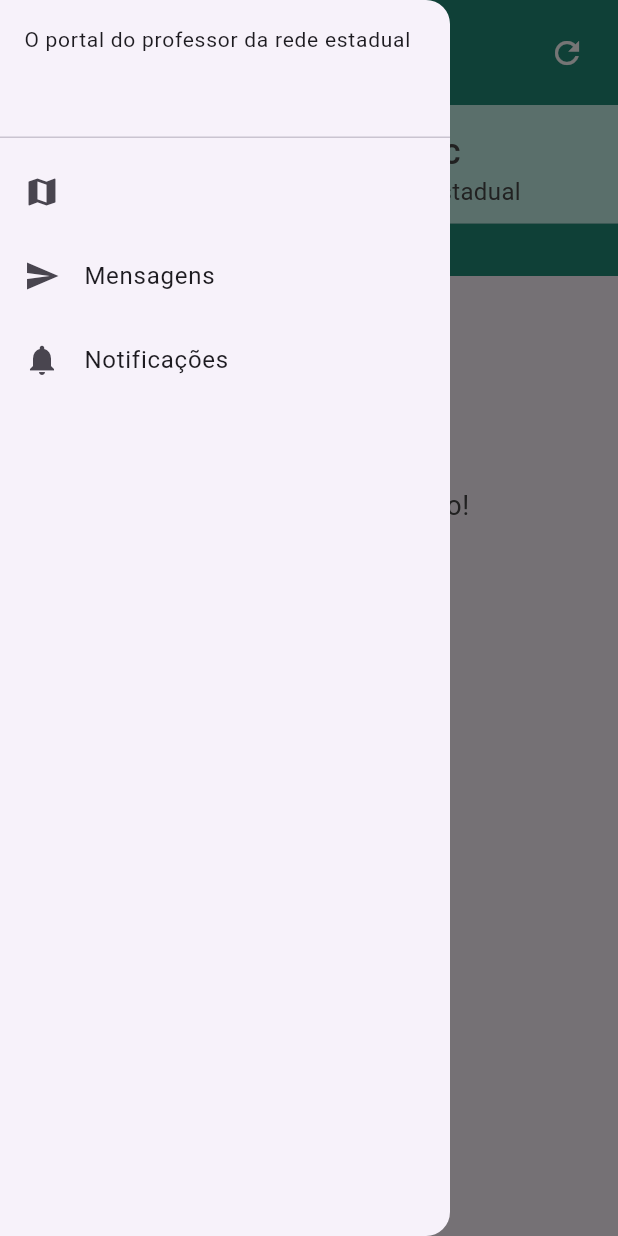
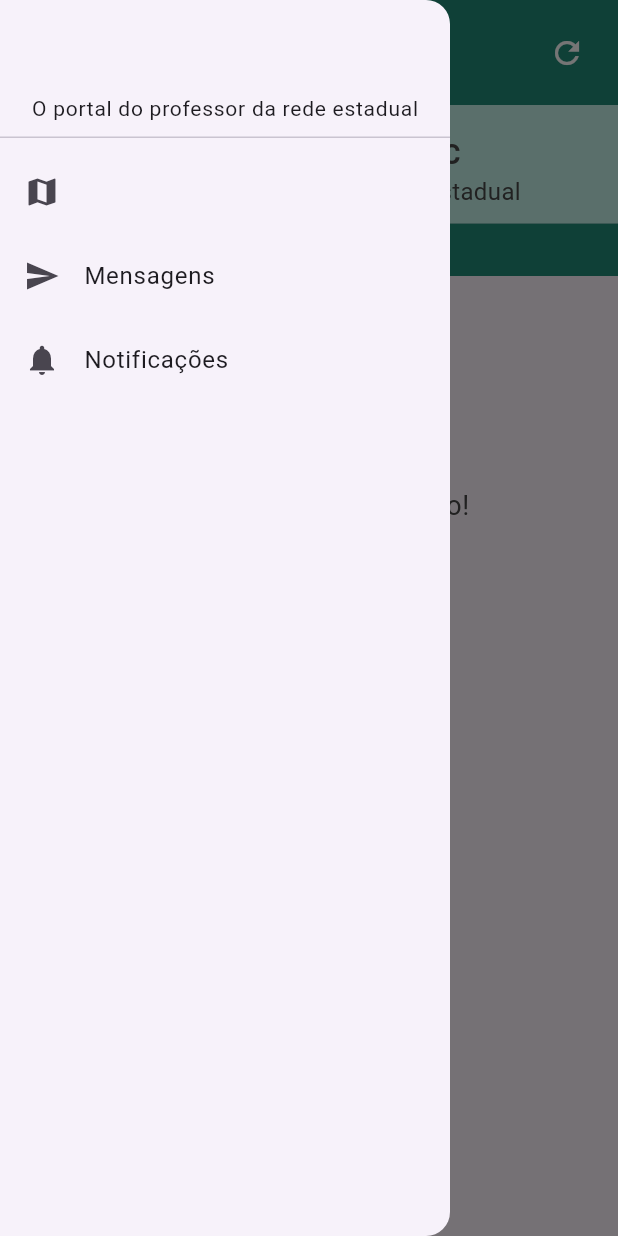
Before and after one commit to CalangoDeveloper/project_professor_online, a Flutter app: the TelaIncial screen opened directly, with the side drawer open, on a phone screen of 412 x 824 dp. Run offline on Flutter 3.47's test engine with Material 3 defaults, Android fonts, the phone set to English and light mode, and no system bars.

Commit message:
Update main.dart

```diff
--- a/lib/main.dart
+++ b/lib/main.dart
@@ -214,12 +214,12 @@ class TelaIncial extends StatelessWidget{
               SizedBox(
                 height: 100,
                 child: DrawerHeader(
-                  child:
-
-                  Text('O portal do professor da rede estadual', style: TextStyle(
+                  child: Container(
+                    alignment: Alignment.bottomCenter,
+                    child: Text('O portal do professor da rede estadual', style: TextStyle(
                       fontSize: 14,
-                    ),
-                  ),
+                    ),),
+                  )
                 ),
               ),
               ListTile(
```
